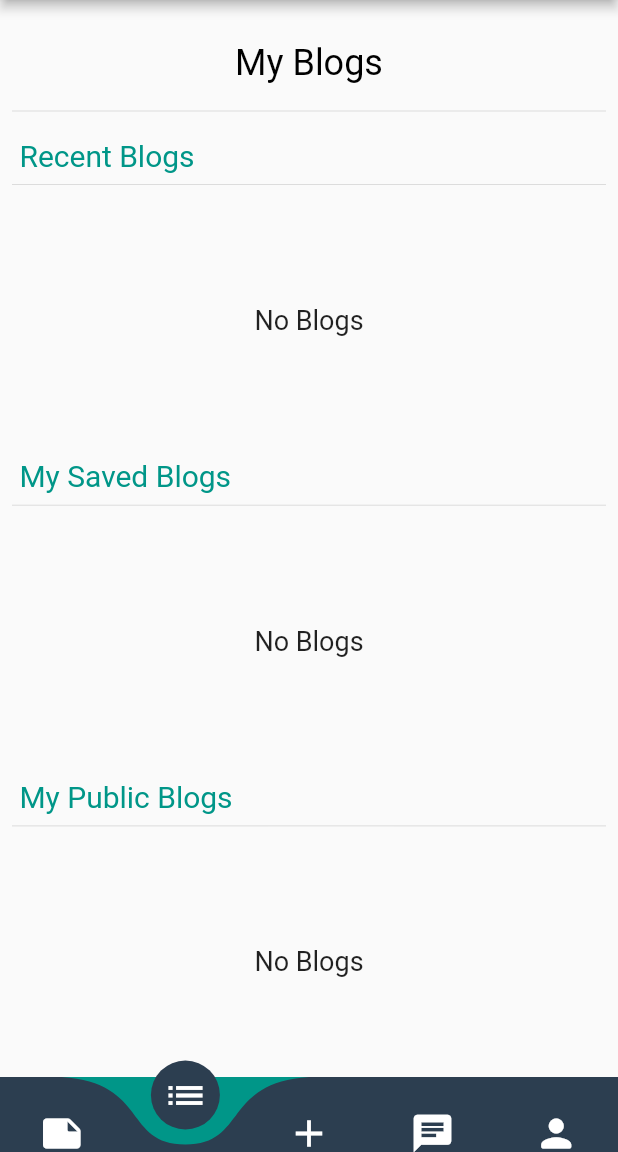
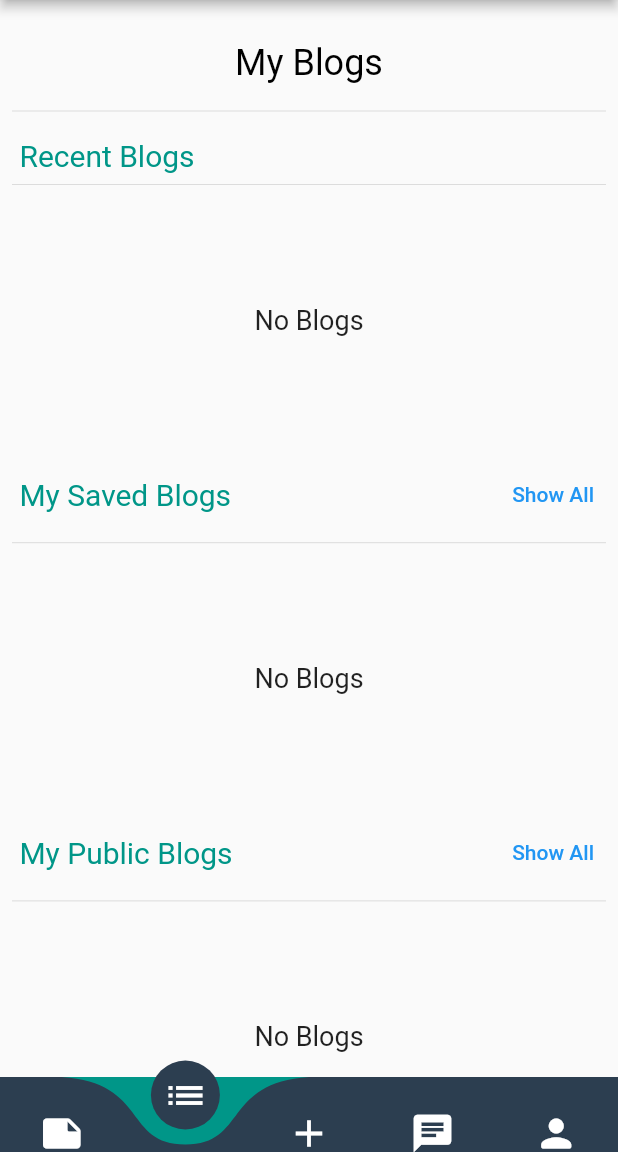
Before and after one commit to Sarthak-9/allay, a Flutter app: the MyHomePage screen opened by its route, item 2 of the bottom bar chosen, on a phone screen of 412 x 824 dp, the part 84-1236 px from its top. Run offline on Flutter 3.47's test engine with Material 2 defaults, Android fonts, the phone set to English and light mode, and no system bars; drawn by our look-alikes of curved_navigation_bar; our stand-ins replace cloud_firestore, firebase_auth, firebase_core, firebase_database, firebase_storage, flutter_animation_progress_bar and 4 more; missing offline and left inert: dart:ffi, googleapis, platform_date_picker, sentiment_dart; accounts and stored records are empty.

Commit message:
Phase 1 Complete bugs fixed

```diff
--- a/lib/homepage.dart
+++ b/lib/homepage.dart
@@ -26,10 +26,6 @@ class _MyHomePageState extends State<MyHomePage> {
   GlobalKey _bottomNavigationKey = GlobalKey();
   @override
   void initState() {
-    // Future.delayed(Duration.zero).then((_) {
-    //    Provider.of<UserData>(context,listen: false).fetchUser();
-    //    // Provider.of<PublicBlogs>(context,listen: false).fetchSavedBlogs();
-    // });
     // TODO: implement initState
     fetch();
     selectedTab = widget.tabNumber;
@@ -64,7 +60,7 @@ class _MyHomePageState extends State<MyHomePage> {
           },
           letIndexChange: (index) => true,
         ),
-        appBar: mainAppBar(),
+        appBar: MainAppBar(),
         body: tabsWidget()
 
     );
--- a/lib/main.dart
+++ b/lib/main.dart
@@ -1,5 +1,6 @@
 import 'package:allay/providers/user_blog/user_blog_provider.dart';
 import 'package:allay/screens/public_blog/public_blog_view_screen.dart';
+import 'package:allay/screens/public_blog/show_all_blogs.dart';
 import 'package:allay/screens/user_blog/edit_blog_screen.dart';
 import 'package:allay/screens/user_blog/user_blog_view_screen.dart';
 import 'package:allay/screens/user_data/edit_profile_page.dart';
@@ -40,7 +41,7 @@ class MyApp extends StatelessWidget {
         ChangeNotifierProvider(create: (ctx)=>UserData()),
       ],
       child: MaterialApp(
-        title: 'Flutter Demo',
+        title: 'Allay',
         debugShowCheckedModeBanner: false,
         theme: ThemeData(
           primaryColor: const Color(0xFF2C3E50),
@@ -54,7 +55,8 @@ class MyApp extends StatelessWidget {
           SignUp.routename: (ctx)=> SignUp(),
           LoginPage.routename: (ctx)=> LoginPage(),
           UserAccountEditScreen.routename: (ctx)=> UserAccountEditScreen(),
-          EditBlogScreen.routeName: (ctx)=> EditBlogScreen()
+          EditBlogScreen.routeName: (ctx)=> EditBlogScreen(),
+          ShowAllBlogs.routeName: (ctx)=> ShowAllBlogs(blogtype: 2,),
           // PublicBlogViewScreen.
         },
         home: signin==true? MyHomePage(tabNumber: 0,) : LoginPage(),//MyHomePage(tabNumber: 0,),
--- a/lib/providers/contants.dart
+++ b/lib/providers/contants.dart
@@ -97,7 +97,7 @@ Color getMoodColorFromNumber(int mood){
   }
 }
 
-AppBar mainAppBar(){
+AppBar MainAppBar(){
   return AppBar(
     backgroundColor: const Color(0xFFf8fefe),
     elevation:3.0,
--- a/lib/providers/public_blog/public_blogs_provider.dart
+++ b/lib/providers/public_blog/public_blogs_provider.dart
@@ -258,9 +258,9 @@ class PublicBlogs with ChangeNotifier {
     var querySnapshot = await firestoreInstance.collection("publicblogs").doc(blogId).delete();
   }
 
-  List<PublicBlog> sortByMood(String mood){
+  Future<List<PublicBlog>> sortByMood(String mood)async{
     List<PublicBlog> sortMood = [];
-    _publicBlogList.forEach((blog) {
+     _publicBlogList.forEach((blog) {
       if(blog.publicBlogMood == mood) {
         sortMood.add(blog);
       }
--- a/lib/screens/public_blog/public_blog_view_screen.dart
+++ b/lib/screens/public_blog/public_blog_view_screen.dart
@@ -29,7 +29,7 @@ class _PublicBlogViewScreenState extends State<PublicBlogViewScreen> {
     photoUrl = publicBlog.authorImageUrl;
     likedStatus = publicBlog.publicBlogCurrentUserLiked;
     return Scaffold(
-      appBar:  mainAppBar(),
+      appBar:  MainAppBar(),
       body: SingleChildScrollView(
         child: Padding(
           padding: const EdgeInsets.all(8.0),
--- a/lib/screens/user_blog/edit_blog_screen.dart
+++ b/lib/screens/user_blog/edit_blog_screen.dart
@@ -54,7 +54,7 @@ class _EditBlogScreenState extends State<EditBlogScreen> {
   Widget build(BuildContext context) {
     Color borderColor = Theme.of(context).primaryColor;
     return Scaffold(
-      appBar: mainAppBar(),
+      appBar: MainAppBar(),
       body: Padding(
         padding: const EdgeInsets.all(8.0),
         child: SingleChildScrollView(
--- a/lib/screens/user_blog/user_blog_view_screen.dart
+++ b/lib/screens/user_blog/user_blog_view_screen.dart
@@ -24,7 +24,7 @@ class _UserBlogViewScreenState extends State<UserBlogViewScreen> {
     var imageUrl = userBlog.userBlogImageUrl;
     analysisScore =int.parse(userBlog.userBlogAnalysisReport);
     return Scaffold(
-      appBar: mainAppBar(),
+      appBar: MainAppBar(),
       body: Padding(
         padding: const EdgeInsets.all(8.0),
         child: SingleChildScrollView(
--- a/lib/screens/user_blog/user_blogs_screen.dart
+++ b/lib/screens/user_blog/user_blogs_screen.dart
@@ -1,6 +1,7 @@
 import 'package:allay/models/user_blog/user_blog_model.dart';
 import 'package:allay/providers/public_blog/public_blogs_provider.dart';
 import 'package:allay/providers/user_blog/user_blog_provider.dart';
+import 'package:allay/screens/public_blog/show_all_blogs.dart';
 import 'package:allay/widgets/public_blog/public_blog_grid_widget.dart';
 import 'package:allay/widgets/user_blog/user_blog_search.dart';
 import 'package:allay/widgets/user_blog/user_blog_widget.dart';
@@ -172,12 +173,27 @@ class _UserBlogsScreenState extends State<UserBlogsScreen> {
                   SizedBox(
                     height: 10,
                   ),
+                  Row(
+                    mainAxisAlignment: MainAxisAlignment.spaceBetween,
+                    children: [
                       Text(
                         ' My Saved Blogs',
                         style: TextStyle(
                           fontSize: 20,
                           color: Colors.teal,
                         ),
+                      ),
+                      TextButton(
+                        onPressed: (){
+                          Navigator.of(context).push(
+                              MaterialPageRoute(builder: (context) => ShowAllBlogs(blogtype: 1,)));
+                        },
+                        child: Text('Show All',style: TextStyle(
+                            color: Colors.blue
+                        ),),
+
+                      ),
+                    ],
                   ),
                   Divider(),
                   SizedBox(
@@ -209,12 +225,27 @@ class _UserBlogsScreenState extends State<UserBlogsScreen> {
                   SizedBox(
                     height: 10,
                   ),
+                  Row(
+                    mainAxisAlignment: MainAxisAlignment.spaceBetween,
+                    children: [
                       Text(
                         ' My Public Blogs',
                         style: TextStyle(
                           fontSize: 20,
                           color: Colors.teal,
                         ),
+                      ),
+                      TextButton(
+                          onPressed: (){
+                            Navigator.of(context).push(
+                                MaterialPageRoute(builder: (context) => ShowAllBlogs(blogtype: 2,)));
+                          },
+                          child: Text('Show All',style: TextStyle(
+                            color: Colors.blue
+                          ),),
+
+                      ),
+                    ],
                   ),
                   Divider(),
                   //
@@ -275,7 +306,7 @@ class _UserBlogsScreenState extends State<UserBlogsScreen> {
                                 ' Search Blogs',
                                 style: TextStyle(
                                   fontSize: 16.0,
-                                    fontWeight: FontWeight.w800
+                                    fontWeight: FontWeight.w600
                                 ),
                               ),
                             ],
@@ -320,9 +351,9 @@ class _UserBlogsScreenState extends State<UserBlogsScreen> {
                           }else {
                             sortByMood(mood);
                           }
-                          // setState(() {
-                          //
-                          // });
+                          setState(() {
+
+                          });
                         },
                       ),
                     ],
```
Also changed, not shown: lib/screens/public_blog/public_blogs_screen.dart (+14 -6 lines), lib/screens/public_blog/show_all_blogs.dart (added, +93 -0 lines), lib/screens/user_blog/add_blog_screen.dart (+1 -7 lines), lib/screens/user_data/edit_profile_page.dart (+18 -7 lines), lib/widgets/public_blog/public_blog_search.dart (+13 -7 lines), 1 other file. Lines whose indentation alone changed are shown as unchanged.
